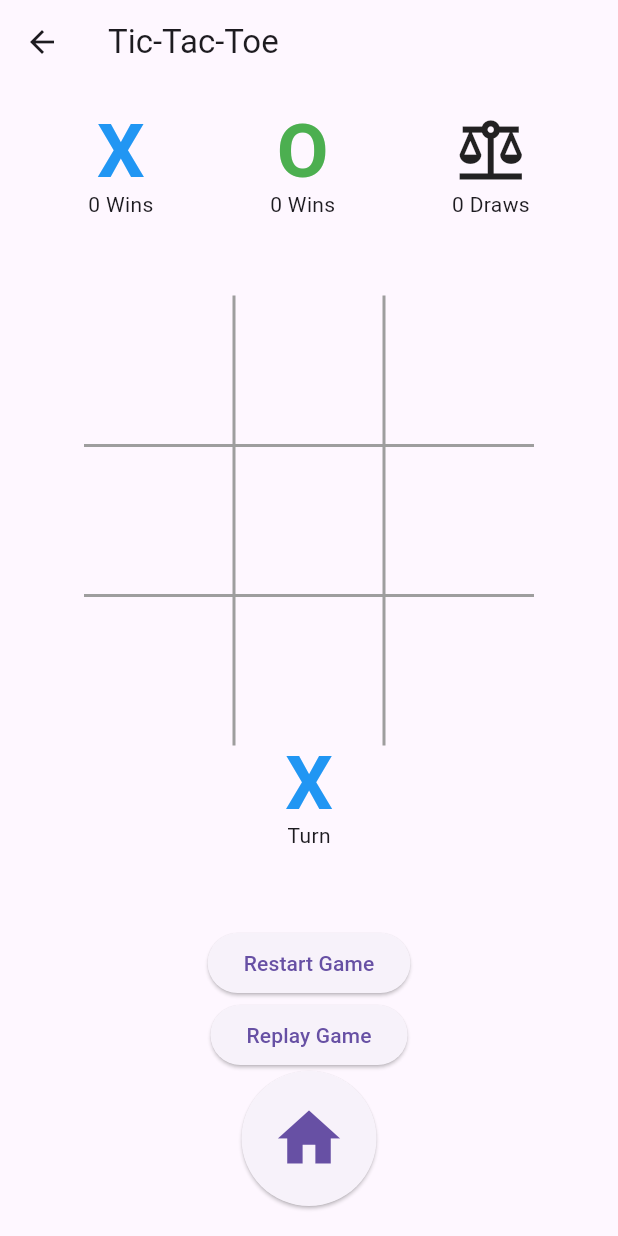
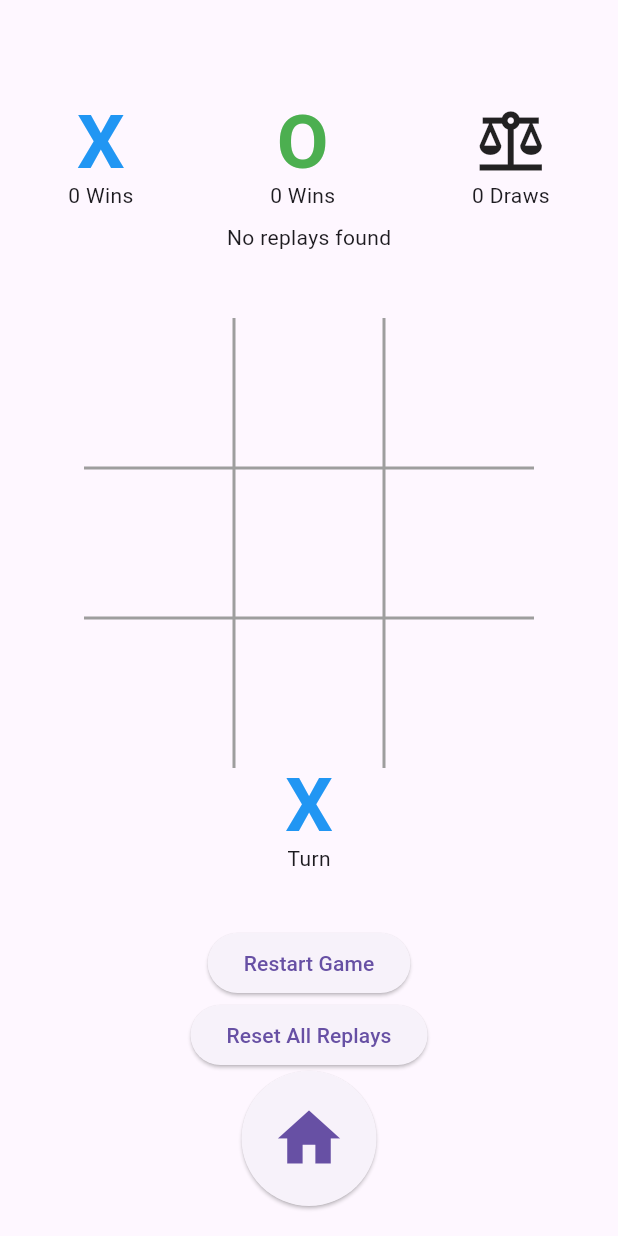
Before and after one commit to Siripongapr/tic_tac_toe, a Flutter app: the screen it shows after launch, after a tap on "With a friend", on a phone screen of 412 x 824 dp. Run offline on Flutter 3.47's test engine with Material 3 defaults, Android fonts, the phone set to English and light mode, and no system bars; our stand-ins replace cloud_firestore, firebase_core; accounts and stored records are empty.

```diff
--- a/lib/main.dart
+++ b/lib/main.dart
@@ -1,7 +1,13 @@
+import 'package:firebase_core/firebase_core.dart';
 import 'package:flutter/material.dart';
+import 'package:tic_tac_toe/firebase_options.dart';
 import 'package:tic_tac_toe/route.dart';
 
-void main() {
+void main() async {
+  WidgetsFlutterBinding.ensureInitialized();
+  await Firebase.initializeApp(
+    options: DefaultFirebaseOptions.currentPlatform,
+  );
   runApp(const MyApp());
 }
 
--- a/lib/screens/game.dart
+++ b/lib/screens/game.dart
@@ -1,7 +1,8 @@
+import 'package:cloud_firestore/cloud_firestore.dart';
 import 'package:flutter/material.dart';
+import 'package:tic_tac_toe/db/db.dart';
 import 'package:tic_tac_toe/widget/game/cell.dart';
 import 'package:tic_tac_toe/widget/game/scrore.dart';
-
 import 'package:tic_tac_toe/xo_icon.dart';
 
 class Game extends StatefulWidget {
@@ -12,24 +13,68 @@ class Game extends StatefulWidget {
 }
 
 class _GameState extends State<Game> {
+  final DatabaseService _databaseService = DatabaseService();
   int currentPlayer = 1;
   List<int?> board = List<int?>.filled(9, null);
   String? winner;
   List<int> scores = [0, 0, 0];
-  List<Map<String, int>> moves = [];
+  List<int> moves = [];
+  int xWins = 0;
+  int oWins = 0;
+  int draws = 0;
+  bool _isLoading = true; // Add a loading flag
+
+  final db = FirebaseFirestore.instance;
+
+  @override
+  void initState() {
+    super.initState();
+    _fetchScores();
+  }
+
+  Future<void> _fetchScores() async {
+    try {
+      final replays = await db.collection("replays").get();
+      xWins = 0;
+      oWins = 0;
+      draws = 0;
+
+      for (var doc in replays.docs) {
+        final data = doc.data();
+        if (data['winner'] == 'X') {
+          xWins++;
+        } else if (data['winner'] == 'O') {
+          oWins++;
+        } else if (data['winner'] == 'Draw') {
+          draws++;
+        }
+      }
+
+      setState(() {
+        _isLoading = false; // Set loading to false once data is fetched
+      });
+    } catch (e) {
+      print('Error fetching scores: $e');
+      setState(() {
+        _isLoading = false; // Set loading to false in case of an error
+      });
+    }
+  }
 
   void handleTap(int index) {
     if (board[index] == null && winner == null) {
       setState(() {
         board[index] = currentPlayer;
-        moves.add({'player': currentPlayer, 'index': index});
+        moves.add(index);
 
         if (checkWin()) {
           winner = currentPlayer == 1 ? 'X' : 'O';
           scores[currentPlayer - 1]++;
+          saveReplay();
         } else if (!board.contains(null)) {
           winner = 'Draw';
           scores[2]++;
+          saveReplay();
         } else {
           currentPlayer = currentPlayer == 1 ? 2 : 1;
         }
@@ -62,42 +107,126 @@ class _GameState extends State<Game> {
   void resetGame() {
     setState(() {
       board = List<int?>.filled(9, null);
-      print(board);
       currentPlayer = 1;
       winner = null;
+      moves = [];
     });
   }
 
-  Future<void> replayGame() async {
+  Future<void> replayGame(List<int> replayMoves) async {
     resetGame();
-    for (var move in moves) {
+    for (var move in replayMoves) {
       await Future.delayed(const Duration(milliseconds: 500));
       setState(() {
-        board[move['index']!] = move['player'];
-        currentPlayer = move['player'] == 1 ? 2 : 1;
+        board[move] = currentPlayer;
+        if (checkWin()) {
+          winner = currentPlayer == 1 ? 'X' : 'O';
+          scores[currentPlayer - 1]++;
+        } else if (!board.contains(null)) {
+          winner = 'Draw';
+          scores[2]++;
+        } else {
+          currentPlayer = currentPlayer == 1 ? 2 : 1;
+        }
       });
     }
-    if (checkWin()) {
-      winner = currentPlayer == 1 ? 'X' : 'O';
-    } else if (!board.contains(null)) {
-      winner = 'Draw';
-    } else {
-      currentPlayer = currentPlayer == 1 ? 2 : 1;
+  }
+
+  void saveReplay() {
+    db.collection("replays").add({
+      "moves": moves,
+      "winner": winner,
+      "scores": scores,
+      "timestamp": FieldValue.serverTimestamp()
+    }).then((DocumentReference doc) {
+      print('DocumentSnapshot added with ID: ${doc.id}');
+      _fetchScores(); // Update scores after saving
+    }).catchError((error) {
+      print('Failed to add document: $error');
+    });
+  }
+
+  Future<void> deleteAllReplays() async {
+    try {
+      final replays = await db.collection("replays").get();
+      for (var doc in replays.docs) {
+        await doc.reference.delete();
+      }
+      print('All replays deleted successfully');
+      _fetchScores(); // Update scores after deletion
+    } catch (e) {
+      print('Error deleting replays: $e');
     }
   }
 
   @override
   Widget build(BuildContext context) {
     return Scaffold(
-      appBar: AppBar(
-        title: const Text('Tic-Tac-Toe'),
-      ),
       body: Padding(
-        padding: const EdgeInsets.all(20.0),
+        padding: const EdgeInsets.only(top: 70.0, bottom: 20),
         child: Column(
           children: [
-            Score(
-              score: scores,
+            Row(
+              mainAxisAlignment: MainAxisAlignment.spaceAround,
+              children: [
+                Column(
+                  children: [XO(text: 'X'), Text('$xWins Wins')],
+                ),
+                Column(
+                  children: [XO(text: 'O'), Text('$oWins Wins')],
+                ),
+                Column(
+                  children: [
+                    Icon(
+                      Icons.balance,
+                      size: 50,
+                    ),
+                    Text('$draws Draws')
+                  ],
+                )
+              ],
+            ),
+            Expanded(
+              child: StreamBuilder<List<Map<String, dynamic>>>(
+                stream: _databaseService.getReplays(),
+                builder: (context, snapshot) {
+                  if (_isLoading) {
+                    return Center(child: CircularProgressIndicator());
+                  }
+
+                  if (snapshot.hasError) {
+                    return Center(child: Text('Error: ${snapshot.error}'));
+                  }
+
+                  if (!snapshot.hasData || snapshot.data!.isEmpty) {
+                    return Center(child: Text('No replays found'));
+                  }
+
+                  final replays = snapshot.data!;
+
+                  return ListView.builder(
+                    itemCount: replays.length,
+                    itemBuilder: (context, index) {
+                      final replay = replays[index];
+
+                      final moves =
+                          List<int>.from(replay['moves'] as List<dynamic>);
+
+                      return ListTile(
+                        title: Text('Replay ${index + 1}'),
+                        subtitle: Text('Moves: ${moves.join(', ')}'),
+                        trailing: Text('Winner: ${replay['winner']}'),
+                        onTap: () async {
+                          this.moves.clear();
+                          this.moves.addAll(moves);
+
+                          await replayGame(moves);
+                        },
+                      );
+                    },
+                  );
+                },
+              ),
             ),
             const Spacer(),
             if (winner != null)
@@ -147,8 +276,32 @@ class _GameState extends State<Game> {
               child: const Text('Restart Game'),
             ),
             ElevatedButton(
-              onPressed: replayGame,
-              child: const Text('Replay Game'),
+              onPressed: () async {
+                bool confirm = await showDialog(
+                      context: context,
+                      builder: (context) => AlertDialog(
+                        title: const Text('Confirm'),
+                        content: const Text(
+                            'Are you sure you want to delete all replays?'),
+                        actions: [
+                          TextButton(
+                            onPressed: () => Navigator.of(context).pop(false),
+                            child: const Text('Cancel'),
+                          ),
+                          TextButton(
+                            onPressed: () => Navigator.of(context).pop(true),
+                            child: const Text('Delete All'),
+                          ),
+                        ],
+                      ),
+                    ) ??
+                    false;
+
+                if (confirm) {
+                  await deleteAllReplays();
+                }
+              },
+              child: const Text('Reset All Replays'),
             ),
             ElevatedButton(
               onPressed: () {
--- a/pubspec.yaml
+++ b/pubspec.yaml
@@ -35,6 +35,8 @@ dependencies:
   # The following adds the Cupertino Icons font to your application.
   # Use with the CupertinoIcons class for iOS style icons.
   cupertino_icons: ^1.0.8
+  cloud_firestore: ^5.1.0
+  firebase_core: ^3.2.0
 
 dev_dependencies:
   flutter_test:
```
Also changed, not shown: pubspec.lock, 12 other files.
